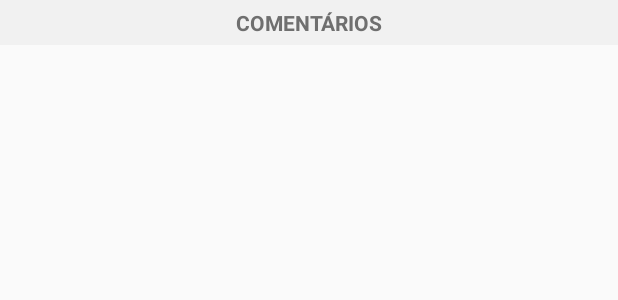
After one commit to kaiomax/RUSpotlight, an Android app: the layout activity_meal_comments.xml on its own in the app's theme, with its tools: preview values and no code run, on a phone screen of 412 x 824 dp. The commit adds this screen. Shown: the top 300 px of the screen. Run offline under Robolectric (Android 15) with nearby library versions, the phone set to English and light mode, and no system bars.

Commit message:
Exibição da data atual na refeição. Criação da classe Comment, para os comentários das refeições. Criação da activity MealComments, para exibir a lista de comentários de uma refeição (ainda está vazia).

```diff
--- a/app/src/main/AndroidManifest.xml
+++ b/app/src/main/AndroidManifest.xml
@@ -19,7 +19,8 @@
         <activity
             android:name=".MealActivity"
             android:label="@string/title_activity_meal"
-            android:theme="@style/AppTheme"></activity>
+            android:theme="@style/AppTheme" />
+        <activity android:name=".MealComments"></activity>
     </application>
 
 </manifest>
--- a/app/src/main/java/br/ruspotlight/adapters/MealAdapter.java
+++ b/app/src/main/java/br/ruspotlight/adapters/MealAdapter.java
@@ -73,7 +73,7 @@ public class MealAdapter extends RecyclerView.Adapter<MealAdapter.ViewHolder> {
         public void onClick(View view) {
             int position = getAdapterPosition();
             Meal meal = meals.get(position);
-    Intent i = new Intent(this.ctx, MealActivity.class);
+            Intent i = new Intent(this.ctx, MealActivity.class);
             i.putExtra("TITLE", meal.getTitle() + " - " + meal.getDate());
             this.ctx.startActivity(i);
 //            Intent i = new Intent(this.ctx, cardapioActivity.class);
--- /dev/null
+++ b/app/src/main/res/layout/activity_meal_comments.xml
@@ -0,0 +1,20 @@
+<RelativeLayout xmlns:android="http://schemas.android.com/apk/res/android"
+    android:layout_width="match_parent"
+    android:layout_height="match_parent">
+
+    <TextView
+        android:layout_width="fill_parent"
+        android:layout_height="30dp"
+        android:layout_alignParentTop="true"
+        android:gravity="center_vertical"
+        android:text="Comentários"
+        android:textAlignment="center"
+        android:textSize="14sp"
+        android:textColor="#6F6F6F"
+        android:textStyle="bold"
+        android:textAllCaps="true"
+        android:background="#F1F1F1" />
+
+
+
+</RelativeLayout>
--- a/app/src/main/res/layout/content_meal.xml
+++ b/app/src/main/res/layout/content_meal.xml
@@ -163,6 +163,8 @@
                 android:layout_marginLeft="18dp"
                 android:layout_marginStart="18dp"
                 android:id="@+id/veg1" />
+
+
         </RelativeLayout>
 
     </LinearLayout>
--- a/build.gradle
+++ b/build.gradle
@@ -5,7 +5,7 @@ buildscript {
         jcenter()
     }
     dependencies {
-        classpath 'com.android.tools.build:gradle:2.2.1'
+        classpath 'com.android.tools.build:gradle:2.2.2'
 
         // NOTE: Do not place your application dependencies here; they belong
         // in the individual module build.gradle files
```
Also changed, not shown: app/src/main/java/br/ruspotlight/HomeFragment.java (+9 -2 lines), app/src/main/java/br/ruspotlight/MealComments.java (added, +22 -0 lines), app/src/main/java/br/ruspotlight/domain/Comment.java (added, +41 -0 lines).
